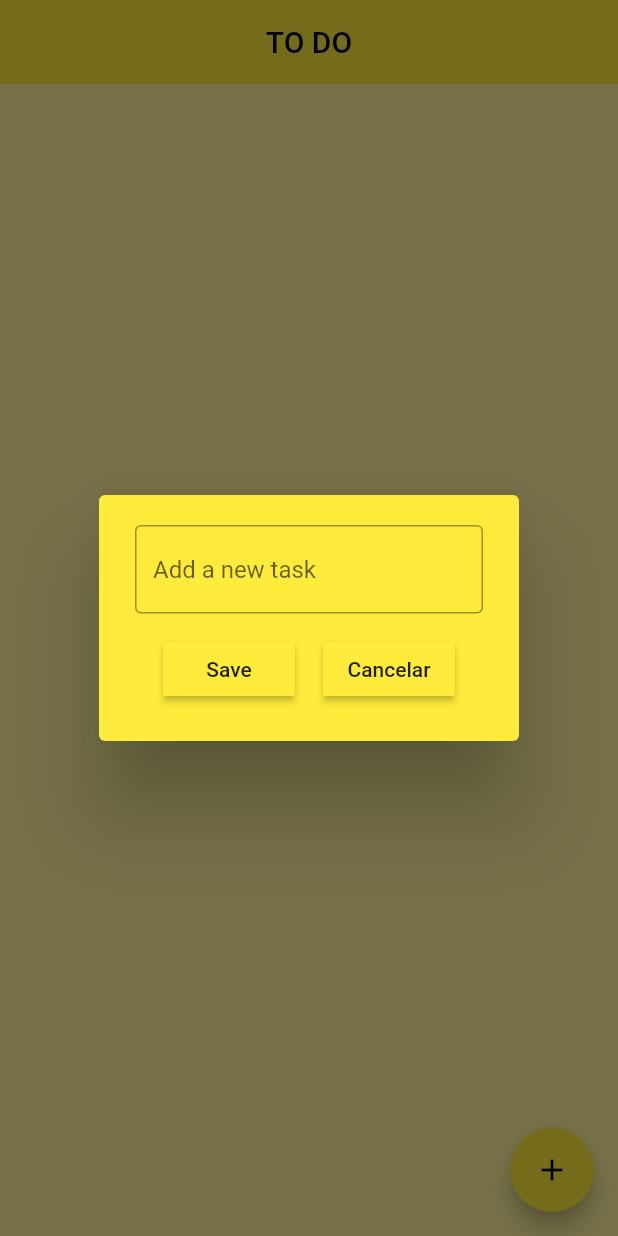
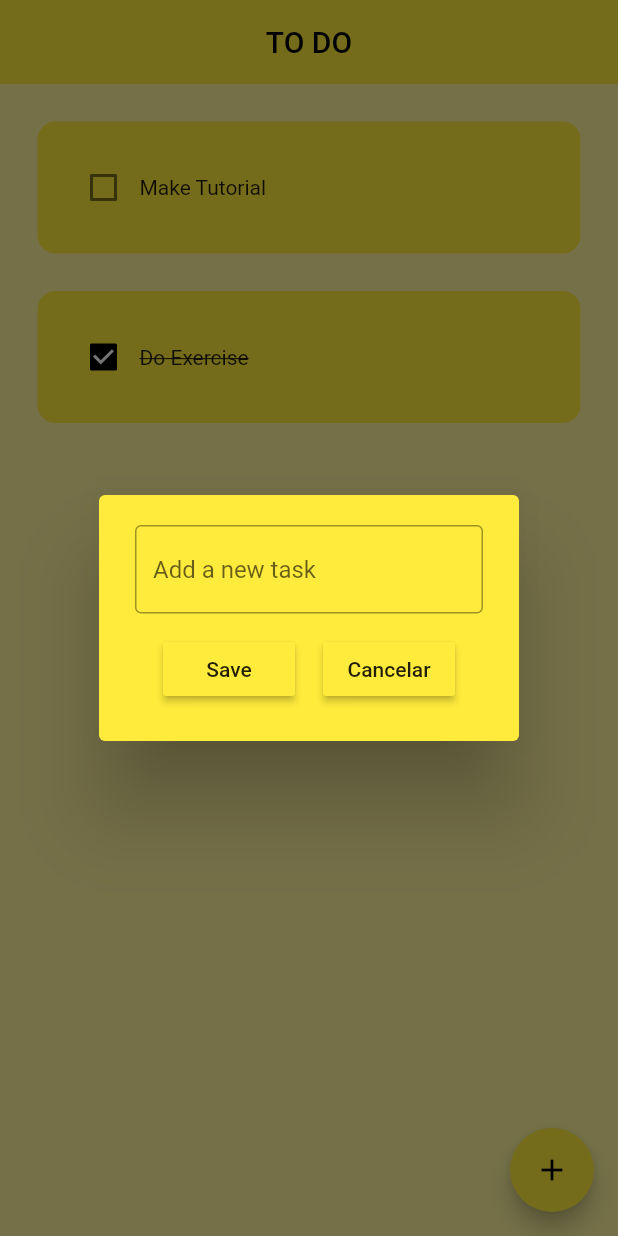
Before and after one commit to LunarioTK/TodoApp, a Flutter app: the screen it shows after launch, after a tap on the "add" icon, on a phone screen of 412 x 824 dp. Run offline on Flutter 3.47's test engine with Material 2 defaults, Android fonts, the phone set to English and light mode, and no system bars; drawn by our look-alikes of flutter_slidable; our stand-ins replace hive_flutter; accounts and stored records are empty.

Commit message:
Adicionar Base de Dados

```diff
--- a/lib/data/database.dart
+++ b/lib/data/database.dart
@@ -4,5 +4,23 @@ class ToDataBase {
   List toDoList = [];
 
   //refernciar a box
-  final _mybox = Hive.openBox('mybox');
+  final _mybox = Hive.box('mybox');
+
+  //correr a primeira vez que o utilizador usa a app
+  void createInitialData() {
+    toDoList = [
+      ["Make Tutorial", false],
+      ["Do Exercise", true],
+    ];
+  }
+
+  //carregar os dados da base de dados
+  void loadData() {
+    toDoList = _mybox.get("TODOLIST");
+  }
+
+  //atualizar base de dados
+  void updateData() {
+    _mybox.put('TODOLIST', toDoList);
+  }
 }
--- a/lib/pages/home.dart
+++ b/lib/pages/home.dart
@@ -13,7 +13,7 @@ class HomePage extends StatefulWidget {
 
 class _HomePageState extends State<HomePage> {
   //referenciar a box
-  final _mybox = Hive.openBox('mybox');
+  final _mybox = Hive.box('mybox');
   ToDataBase db = ToDataBase();
 
   //text controller
@@ -25,11 +25,23 @@ class _HomePageState extends State<HomePage> {
     ["Do Exercise", true],
   ];*/
 
+  @override
+  void initState() {
+    //se for a primeira fez que usa a app
+    if (_mybox.get("TODOLIST") == null) {
+      db.createInitialData();
+    } else {
+      //se já existir dados
+      db.loadData();
+    }
+  }
+
   //verificar se foi tocado
   void checkBoxChanged(bool? value, int index) {
     setState(() {
       db.toDoList[index][1] = !db.toDoList[index][1];
     });
+    db.updateData();
   }
 
   //Guadar novo task
@@ -38,6 +50,7 @@ class _HomePageState extends State<HomePage> {
       db.toDoList.add([_controller.text, false]);
       _controller.clear();
     });
+    db.updateData();
     Navigator.of(context).pop();
   }
 
@@ -52,6 +65,7 @@ class _HomePageState extends State<HomePage> {
             onCancel: () => Navigator.of(context).pop(),
           );
         }));
+    db.updateData();
   }
 
   //apagar task
@@ -59,6 +73,7 @@ class _HomePageState extends State<HomePage> {
     setState(() {
       db.toDoList.removeAt(index);
     });
+    db.updateData();
   }
 
   @override
```
Also changed, not shown: 1 other file.
